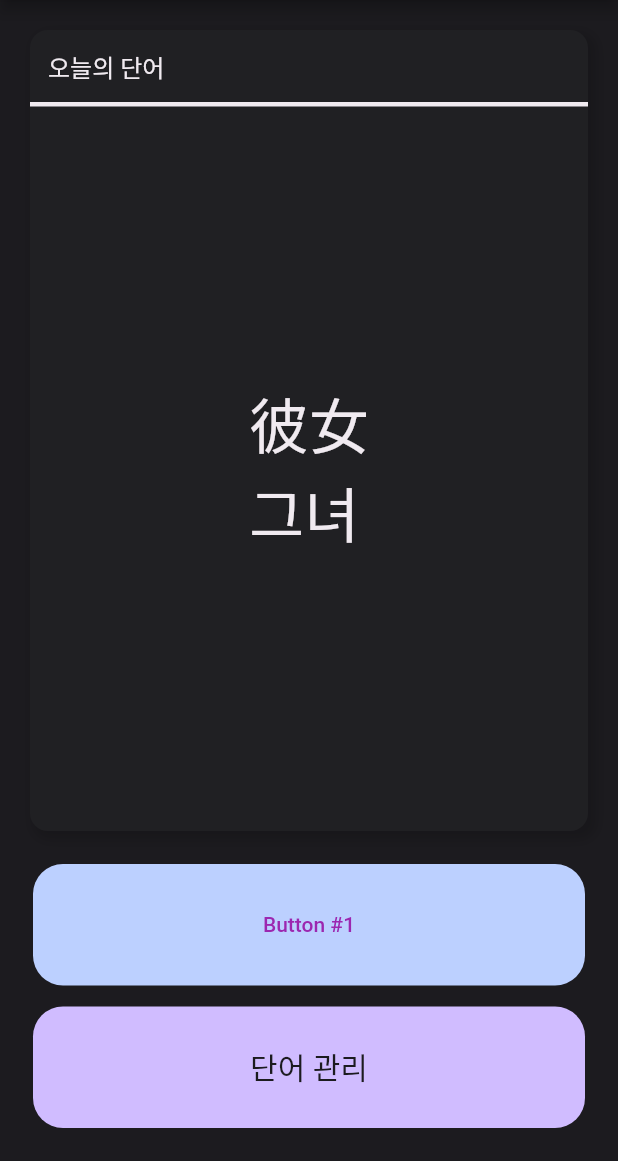
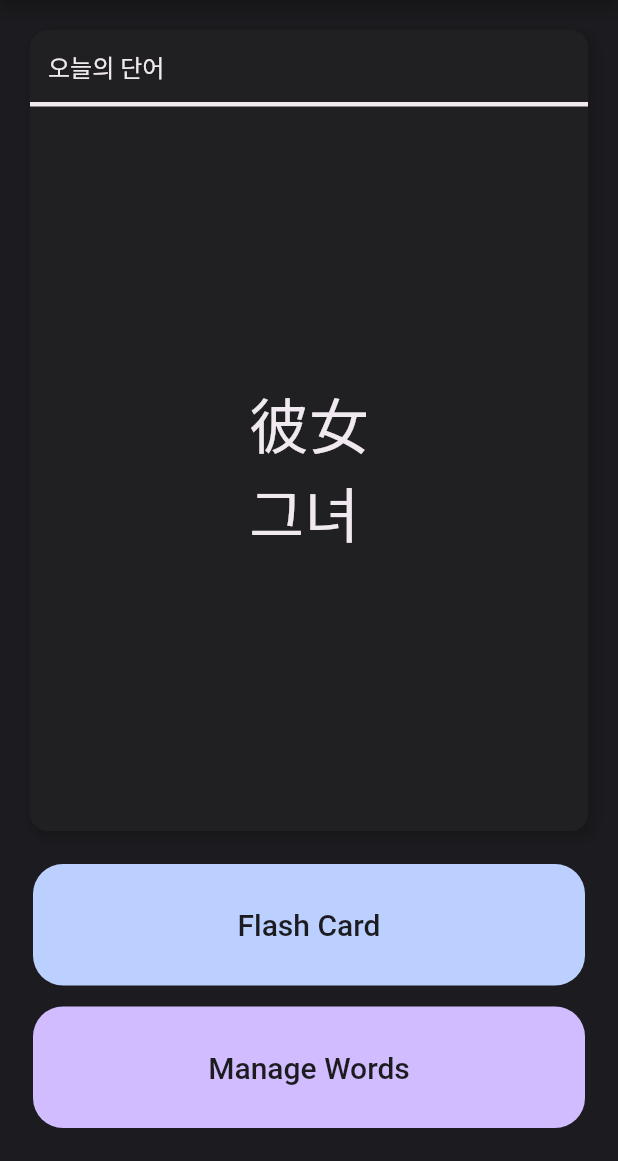
Before and after one commit to Xeno-Song/WordBook, a Flutter app: the screen it shows after launch, on a phone screen of 412 x 824 dp, the part 75-1236 px from its top. Run offline on Flutter 3.47's test engine with Material 2 defaults, Android fonts, the light colour scheme and no system bars; our stand-ins replace flutter_card_swiper, flutter_spinkit, fluttertoast, sqflite_common, sqflite_common_ffi; missing offline and left inert: flutter_flip_card; accounts and stored records are empty.

Commit message:
[MOD] Add flashcard button to main page to move flashcard view

```diff
--- a/lib/View/Main.dart
+++ b/lib/View/Main.dart
@@ -11,6 +11,7 @@ import '../services/word_service.dart';
 import 'card_manage.dart';
 import 'components/common/appbar.dart';
 import 'components/common/drawer.dart';
+import 'flashcard.dart';
 
 class MainView extends StatefulWidget {
   const MainView({super.key});
@@ -152,8 +153,16 @@ class _MainViewPageState extends State<MainView> {
                                     const Color.fromARGB(0xFF, 0xBC, 0xD0, 0xFF),
                                   ),
                                 ),
-                                onPressed: () {},
-                                child: const Text("Button #1"),
+                                onPressed: () {
+                                  Navigator.of(context).push(MaterialPageRoute(builder: (_) => const FlashcardView()));
+                                },
+                                child: const Text(
+                                  "Flash Card",
+                                  style: TextStyle(
+                                    fontSize: 20,
+                                    color: CommonColors.primaryBackgroundColor,
+                                  ),
+                                ),
                               ),
                             ),
                           ),
@@ -183,7 +192,7 @@ class _MainViewPageState extends State<MainView> {
                                   Navigator.of(context).push(MaterialPageRoute(builder: (_) => CardManageView()));
                                 },
                                 child: const Text(
-                                  "단어 관리",
+                                  "Manage Words",
                                   style: TextStyle(
                                     fontSize: 20,
                                     color: CommonColors.primaryBackgroundColor,
```
Also changed, not shown: lib/View/card_manage.dart (+6 -7 lines).
